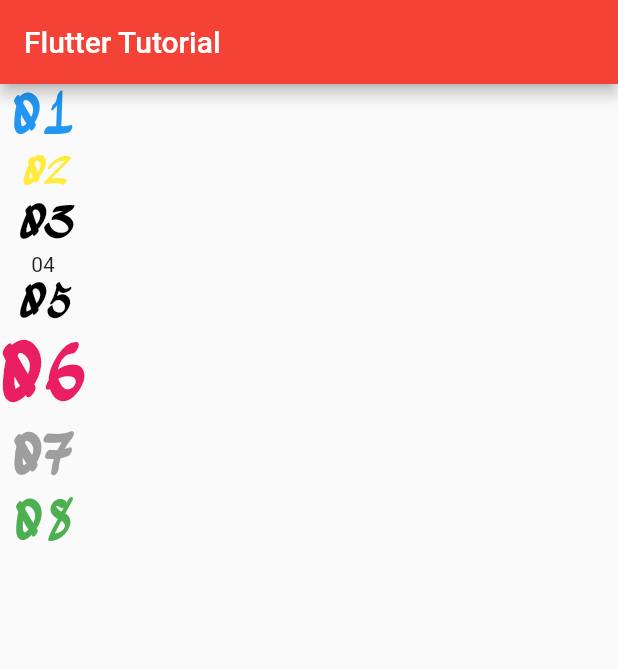
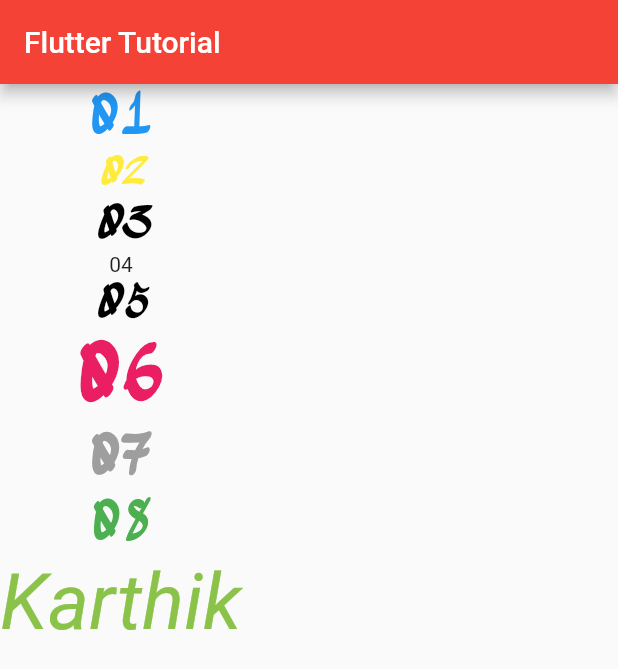
Before and after one commit to bkarthikkumar/flutterTuts, a Flutter app: the screen it shows after launch, on a phone screen of 412 x 824 dp. Shown: the top 669 px of the screen. Run offline on Flutter 3.47's test engine with Material 2 defaults, Android fonts, the light colour scheme and no system bars.

Commit message:
Code updated for parameter function applying text style on different asspect

```diff
--- a/lib/main.dart
+++ b/lib/main.dart
@@ -103,6 +103,10 @@
               "08",
               style: Theme.of(context).textTheme.displayLarge,
             ),
+            Text(
+              "Karthik",
+              style: parameterStyle(colorText: Colors.lightGreen),
+            )
           ],
         )
 
--- a/lib/ui_designs/textConfig/util.dart
+++ b/lib/ui_designs/textConfig/util.dart
@@ -17,3 +17,12 @@
     fontWeight: FontWeight.bold,
   );
 }
+
+TextStyle parameterStyle(
+    {colorText = Colors.blue, textStyle = FontStyle.italic}) {
+  return TextStyle(
+    fontSize: 52,
+    fontStyle: textStyle,
+    color: colorText,
+  );
+}
```
